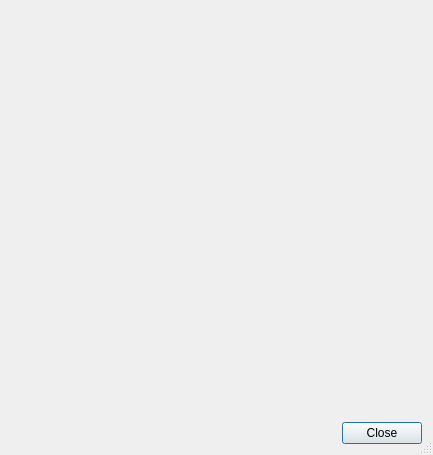
Above: src/host/pixymon/sigeditdialog.ui from charmedlabs/pixy before the change. Below: the same form after it.
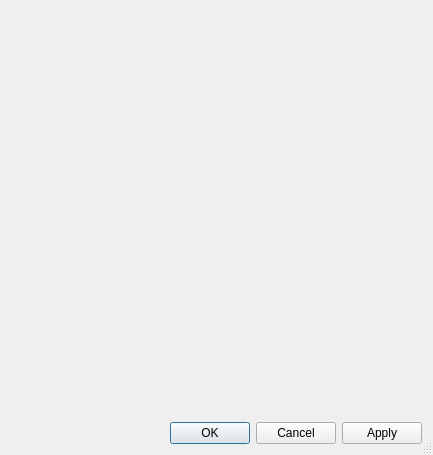
That is the form after the change.

Commit message: Improve handling of signature edits.

Diff of the .ui file:
```diff
--- a/src/host/pixymon/sigeditdialog.ui
+++ b/src/host/pixymon/sigeditdialog.ui
@@ -36,7 +36,7 @@
       <enum>Qt::Horizontal</enum>
      </property>
      <property name="standardButtons">
-      <set>QDialogButtonBox::Close</set>
+      <set>QDialogButtonBox::Apply|QDialogButtonBox::Cancel|QDialogButtonBox::Ok</set>
      </property>
     </widget>
    </item>
```
The commit also changes 2 other files.
